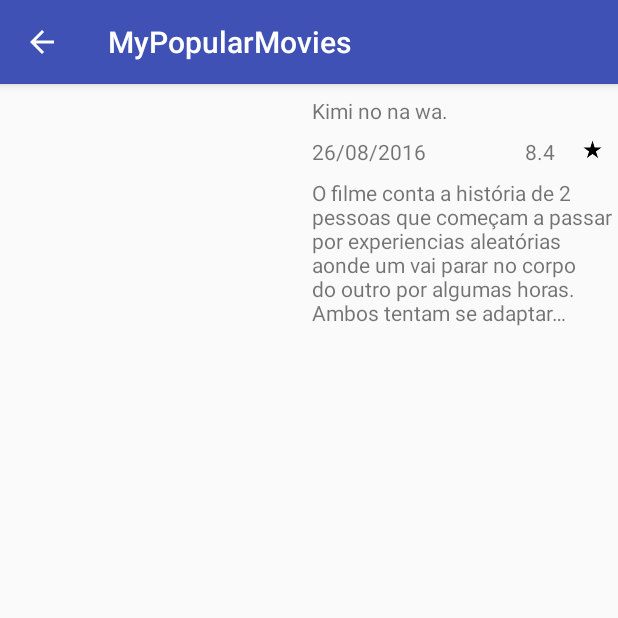
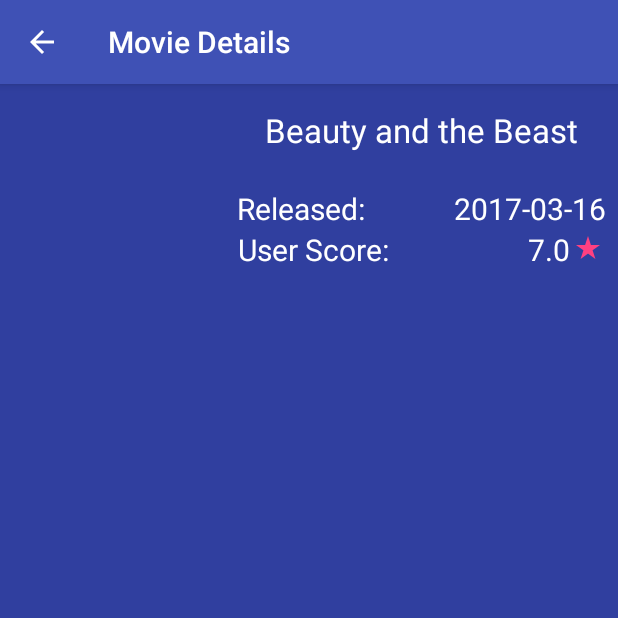
Before and after one commit to luishts/MyPopularMovies, an Android app: the MovieDetailActivity screen opened directly, with no data from a screen before it, on a phone screen of 412 x 824 dp, the top half of it. Run offline under Robolectric (Android 15) with nearby library versions, the phone set to English and light mode, and no system bars; our stand-ins replace Picasso; pictures from the network do not load.

Commit message:
new changes

```diff
--- a/app/build.gradle
+++ b/app/build.gradle
@@ -27,6 +27,5 @@ dependencies {
     compile 'com.android.support:appcompat-v7:25.3.1'
     compile 'com.android.support:recyclerview-v7:25.3.1'
     compile 'com.squareup.picasso:picasso:2.5.2'
-    compile 'com.android.support.constraint:constraint-layout:1.0.2'
     testCompile 'junit:junit:4.12'
 }
--- a/app/src/main/java/com/example/android/mypopularmovies/MainActivity.java
+++ b/app/src/main/java/com/example/android/mypopularmovies/activity/MainActivity.java
@@ -1,4 +1,4 @@
-package com.example.android.mypopularmovies;
+package com.example.android.mypopularmovies.activity;
 
 import android.content.Intent;
 import android.content.res.Configuration;
@@ -6,6 +6,8 @@ import android.os.AsyncTask;
 import android.os.Bundle;
 import android.os.Handler;
 import android.os.Parcelable;
+import android.support.v4.content.ContextCompat;
+import android.support.v4.graphics.drawable.DrawableCompat;
 import android.support.v7.app.AppCompatActivity;
 import android.support.v7.widget.GridLayoutManager;
 import android.support.v7.widget.RecyclerView;
@@ -14,6 +16,14 @@ import android.view.Menu;
 import android.view.MenuItem;
 import android.view.View;
 import android.widget.ProgressBar;
+
+import com.example.android.mypopularmovies.R;
+import com.example.android.mypopularmovies.adapter.EndlessRecyclerViewScrollListener;
+import com.example.android.mypopularmovies.adapter.MovieAdapter;
+import com.example.android.mypopularmovies.model.Movie;
+import com.example.android.mypopularmovies.util.Constants;
+import com.example.android.mypopularmovies.util.JsonMoviesUtil;
+import com.example.android.mypopularmovies.util.NetworkUtils;
 
 import java.net.URL;
 import java.util.ArrayList;
@@ -47,7 +57,7 @@ public class MainActivity extends AppCompatActivity implements MovieAdapter.Item
 
         mData = new ArrayList<>();
         mProgressBar = (ProgressBar) findViewById(R.id.progressBar);
-        mProgressBar.getIndeterminateDrawable().setColorFilter(0xFFcc0000, android.graphics.PorterDuff.Mode.MULTIPLY);
+        DrawableCompat.setTint(mProgressBar.getIndeterminateDrawable(), ContextCompat.getColor(this, R.color.colorAccent));
         mRecyclerView = (RecyclerView) findViewById(R.id.list_movies);
 
         if (getResources().getConfiguration().orientation == Configuration.ORIENTATION_PORTRAIT) {
@@ -66,6 +76,7 @@ public class MainActivity extends AppCompatActivity implements MovieAdapter.Item
                     Log.d(TAG, "all movies are already loaded. totalItemCount = " + totalItemCount + " MAX_MOVIES_PER_PAGE * page = " + (Constants.MAX_MOVIES_PER_PAGE * page));
                     return;
                 } else {
+                    mProgressBar.setVisibility(View.VISIBLE);
                     mHandler.postDelayed(new Runnable() {
                         @Override
                         public void run() {
@@ -82,6 +93,10 @@ public class MainActivity extends AppCompatActivity implements MovieAdapter.Item
         mRecyclerView.setAdapter(mMovieAdapter);
 
         mCurrentPath = Constants.POPULAR_PATH;
+
+        getSupportActionBar().setTitle(getString(R.string.main_title));
+
+        mProgressBar.setVisibility(View.VISIBLE);
     }
 
     @Override
@@ -158,7 +173,6 @@ public class MainActivity extends AppCompatActivity implements MovieAdapter.Item
         @Override
         protected void onPreExecute() {
             super.onPreExecute();
-            mProgressBar.setVisibility(View.VISIBLE);
         }
 
         @Override
@@ -175,7 +189,7 @@ public class MainActivity extends AppCompatActivity implements MovieAdapter.Item
 
             try {
                 String jsonMoviesResponse = NetworkUtils.getResponseFromHttpUrl(moviesUrl);
-                return JsonMoviesUtil.getMoviesStringsFromJson(MainActivity.this, jsonMoviesResponse);
+                return JsonMoviesUtil.getMoviesStringsFromJson(jsonMoviesResponse);
 
             } catch (Exception e) {
                 e.printStackTrace();
@@ -185,8 +199,8 @@ public class MainActivity extends AppCompatActivity implements MovieAdapter.Item
 
         @Override
         protected void onPostExecute(List<Movie> movies) {
+            mMovieAdapter.setMoreMovies(movies);
             mProgressBar.setVisibility(View.GONE);
-            mMovieAdapter.setMoreMovies(movies);
         }
     }
 }
--- a/app/src/main/java/com/example/android/mypopularmovies/MovieDetailActivity.java
+++ b/app/src/main/java/com/example/android/mypopularmovies/activity/MovieDetailActivity.java
@@ -1,4 +1,4 @@
-package com.example.android.mypopularmovies;
+package com.example.android.mypopularmovies.activity;
 
 import android.os.Bundle;
 import android.support.v7.app.AppCompatActivity;
@@ -6,6 +6,9 @@ import android.view.MenuItem;
 import android.widget.ImageView;
 import android.widget.TextView;
 
+import com.example.android.mypopularmovies.R;
+import com.example.android.mypopularmovies.model.Movie;
+import com.example.android.mypopularmovies.util.Constants;
 import com.squareup.picasso.Picasso;
 
 public class MovieDetailActivity extends AppCompatActivity {
@@ -31,6 +34,7 @@ public class MovieDetailActivity extends AppCompatActivity {
         }
 
         getSupportActionBar().setDisplayHomeAsUpEnabled(true);
+        getSupportActionBar().setTitle(getString(R.string.detail_title));
     }
 
     private void initUI(Movie movie) {
--- a/app/src/main/java/com/example/android/mypopularmovies/EndlessRecyclerViewScrollListener.java
+++ b/app/src/main/java/com/example/android/mypopularmovies/adapter/EndlessRecyclerViewScrollListener.java
@@ -1,4 +1,4 @@
-package com.example.android.mypopularmovies;
+package com.example.android.mypopularmovies.adapter;
 
 import android.support.v7.widget.GridLayoutManager;
 import android.support.v7.widget.LinearLayoutManager;
--- a/app/src/main/java/com/example/android/mypopularmovies/MovieAdapter.java
+++ b/app/src/main/java/com/example/android/mypopularmovies/adapter/MovieAdapter.java
@@ -1,4 +1,4 @@
-package com.example.android.mypopularmovies;
+package com.example.android.mypopularmovies.adapter;
 
 import android.content.Context;
 import android.support.v7.widget.RecyclerView;
@@ -7,6 +7,8 @@ import android.view.View;
 import android.view.ViewGroup;
 import android.widget.ImageView;
 
+import com.example.android.mypopularmovies.R;
+import com.example.android.mypopularmovies.model.Movie;
 import com.squareup.picasso.Picasso;
 
 import java.util.ArrayList;
--- a/app/src/main/java/com/example/android/mypopularmovies/Movie.java
+++ b/app/src/main/java/com/example/android/mypopularmovies/model/Movie.java
@@ -1,4 +1,4 @@
-package com.example.android.mypopularmovies;
+package com.example.android.mypopularmovies.model;
 
 import android.os.Parcel;
 import android.os.Parcelable;
--- a/app/src/main/java/com/example/android/mypopularmovies/Constants.java
+++ b/app/src/main/java/com/example/android/mypopularmovies/util/Constants.java
@@ -1,4 +1,4 @@
-package com.example.android.mypopularmovies;
+package com.example.android.mypopularmovies.util;
 
 /**
  * Created by ltorres on 10/04/2017.
@@ -8,7 +8,7 @@ public class Constants {
 
     public static int MAX_MOVIES_PER_PAGE = 6;
 
-    public static final long ENDLESS_SCROLL_ANIMATION_TIME = 1000;
+    public static final long ENDLESS_SCROLL_ANIMATION_TIME = 2000;
 
     public static final String MOVIE_KEY = "movie";
 
--- a/app/src/main/java/com/example/android/mypopularmovies/JsonMoviesUtil.java
+++ b/app/src/main/java/com/example/android/mypopularmovies/util/JsonMoviesUtil.java
@@ -1,6 +1,6 @@
-package com.example.android.mypopularmovies;
+package com.example.android.mypopularmovies.util;
 
-import android.content.Context;
+import com.example.android.mypopularmovies.model.Movie;
 
 import org.json.JSONArray;
 import org.json.JSONException;
@@ -16,7 +16,7 @@ import java.util.List;
 public class JsonMoviesUtil {
 
 
-    public static List<Movie> getMoviesStringsFromJson(Context context, String moviesJsonStr)
+    public static List<Movie> getMoviesStringsFromJson(String moviesJsonStr)
             throws JSONException {
 
         /* String array to hold each day's weather String */
@@ -27,7 +27,7 @@ public class JsonMoviesUtil {
         JSONArray items = movieJson.getJSONArray("results");
 
         JSONObject movieObj;
-        for (int i=0; i<items.length(); i++){
+        for (int i = 0; i < items.length(); i++) {
             movieObj = items.getJSONObject(i);
             Movie movie = new Movie();
             movie.setId(movieObj.getInt("id"));
--- a/app/src/main/java/com/example/android/mypopularmovies/NetworkUtils.java
+++ b/app/src/main/java/com/example/android/mypopularmovies/util/NetworkUtils.java
@@ -1,4 +1,4 @@
-package com.example.android.mypopularmovies;
+package com.example.android.mypopularmovies.util;
 
 import android.net.Uri;
 import android.util.Log;
--- a/app/src/main/res/layout/activity_main.xml
+++ b/app/src/main/res/layout/activity_main.xml
@@ -11,7 +11,7 @@
 
     <ProgressBar
         android:id="@+id/progressBar"
-        style="@android:style/Widget.Holo.ProgressBar"
+        style="?android:attr/progressBarStyleLarge"
         android:layout_width="wrap_content"
         android:layout_height="wrap_content"
         android:layout_centerInParent="true"
--- a/app/src/main/res/layout/activity_movie_detail.xml
+++ b/app/src/main/res/layout/activity_movie_detail.xml
@@ -1,65 +1,105 @@
 <?xml version="1.0" encoding="utf-8"?>
-<RelativeLayout xmlns:android="http://schemas.android.com/apk/res/android"
+<ScrollView xmlns:android="http://schemas.android.com/apk/res/android"
     android:layout_width="match_parent"
-    android:layout_height="match_parent">
+    android:layout_height="match_parent"
+    android:background="@color/colorPrimaryDark"
+    android:scrollbars="vertical">
+
+    <RelativeLayout
+        android:layout_width="match_parent"
+        android:layout_height="match_parent"
+        android:layout_margin="@dimen/min_margin">
 
         <ImageView
             android:id="@+id/poster"
-        android:layout_width="200dp"
-        android:layout_height="300dp" />
+            android:layout_width="150dp"
+            android:layout_height="200dp"
+            android:layout_marginTop="@dimen/min_margin" />
 
         <TextView
             android:id="@+id/title"
+            android:layout_width="match_parent"
+            android:layout_height="wrap_content"
+            android:layout_centerHorizontal="true"
+            android:layout_marginBottom="@dimen/title_margin"
+            android:layout_marginLeft="@dimen/min_margin"
+            android:layout_marginRight="@dimen/min_margin"
+            android:layout_marginTop="@dimen/min_margin"
+            android:layout_toRightOf="@+id/poster"
+            android:gravity="center"
+            android:text="Beauty and the Beast"
+            android:textColor="@color/white"
+            android:textSize="@dimen/title_size" />
+
+        <TextView
+            android:id="@+id/release_date_label"
             android:layout_width="wrap_content"
-        android:layout_height="wrap_content"
-        android:layout_toRightOf="@+id/poster"
-        android:paddingLeft="8dp"
-        android:paddingTop="8dp"
-        android:text="Kimi no na wa." />
-
-    <RelativeLayout
-        android:id="@+id/linear_title"
-        android:layout_width="match_parent"
             android:layout_height="wrap_content"
             android:layout_below="@+id/title"
             android:layout_toRightOf="@+id/poster"
-        android:paddingLeft="8dp"
-        android:paddingTop="8dp">
+            android:text="Released:"
+            android:textColor="@color/white"
+            android:textSize="@dimen/date_size" />
+
 
         <TextView
             android:id="@+id/release_date"
             android:layout_width="wrap_content"
             android:layout_height="wrap_content"
-            android:layout_alignParentLeft="true"
-            android:text="26/08/2016" />
+            android:layout_alignParentRight="true"
+            android:layout_below="@+id/title"
+            android:layout_toRightOf="@+id/release_date_label"
+            android:gravity="right"
+            android:text="2017-03-16"
+            android:textColor="@color/white"
+            android:textSize="@dimen/date_size" />
+
+        <TextView
+            android:id="@+id/vote_label"
+            android:layout_width="wrap_content"
+            android:layout_height="wrap_content"
+            android:layout_below="@+id/release_date"
+            android:layout_toRightOf="@+id/poster"
+            android:gravity="right"
+            android:text="User Score:"
+            android:textColor="@color/white"
+            android:textSize="@dimen/date_size" />
+
+        <LinearLayout
+            android:id="@+id/linear_score"
+            android:layout_width="match_parent"
+            android:layout_height="wrap_content"
+            android:layout_alignParentRight="true"
+            android:layout_below="@+id/release_date"
+            android:layout_toRightOf="@+id/vote_label"
+            android:gravity="right"
+            android:orientation="horizontal">
 
             <TextView
                 android:id="@+id/vote_average"
                 android:layout_width="wrap_content"
                 android:layout_height="wrap_content"
-            android:layout_toLeftOf="@+id/star_icon"
-            android:paddingRight="8dp"
-            android:text="8.4" />
+                android:layout_gravity="center"
+                android:text="7.0"
+                android:textColor="@color/white"
+                android:textSize="@dimen/vote_size" />
 
             <ImageView
                 android:id="@+id/star_icon"
-            android:layout_width="18dp"
-            android:layout_height="18dp"
-            android:layout_alignParentRight="true"
-            android:layout_marginLeft="8dp"
-            android:layout_marginRight="8dp"
-            android:src="@drawable/ic_star_rate_black_18dp" />
-
-    </RelativeLayout>
+                android:layout_width="@dimen/star_width"
+                android:layout_height="@dimen/star_height"
+                android:layout_gravity="center"
+                android:src="@drawable/ic_star_rate_white_18dp"
+                android:tint="@color/colorAccent" />
+        </LinearLayout>
 
         <TextView
             android:id="@+id/overview"
             android:layout_width="wrap_content"
             android:layout_height="wrap_content"
-        android:layout_below="@+id/linear_title"
-        android:layout_toRightOf="@+id/poster"
-        android:paddingLeft="8dp"
-        android:paddingTop="8dp"
-        android:text="O filme conta a história de 2 pessoas que começam a passar por experiencias aleatórias aonde um vai parar no corpo do outro por algumas horas. Ambos tentam se adaptar…" />
-
+            android:layout_below="@+id/poster"
+            android:paddingTop="@dimen/min_padding"
+            android:textColor="@color/white"
+            android:textSize="@dimen/overview_size" />
     </RelativeLayout>
+</ScrollView>
--- a/app/src/main/res/values/colors.xml
+++ b/app/src/main/res/values/colors.xml
@@ -3,4 +3,5 @@
     <color name="colorPrimary">#3F51B5</color>
     <color name="colorPrimaryDark">#303F9F</color>
     <color name="colorAccent">#FF4081</color>
+    <color name="white">#FFFFFF</color>
 </resources>
--- /dev/null
+++ b/app/src/main/res/values/dimen.xml
@@ -0,0 +1,17 @@
+<?xml version="1.0" encoding="utf-8"?>
+<resources>
+    <dimen name="min_padding">8dp</dimen>
+    <dimen name="min_margin">8dp</dimen>
+    <dimen name="title_margin">24dp</dimen>
+
+    <dimen name="star_height">24dp</dimen>
+    <dimen name="star_width">24dp</dimen>
+
+    <dimen name="title_size">22dp</dimen>
+    <dimen name="overview_size">24sp</dimen>
+    <dimen name="vote_size">20dp</dimen>
+    <dimen name="date_size">20dp</dimen>
+
+
+
+</resources>
--- a/app/src/main/res/values/strings.xml
+++ b/app/src/main/res/values/strings.xml
@@ -2,4 +2,9 @@
     <string name="app_name">MyPopularMovies</string>
     <string name="action_popular">Popular</string>
     <string name="action_top_rated">Top Rated</string>
+    <string name="adult_yes">Yes</string>
+    <string name="adult_no">No</string>
+    <string name="detail_title">Movie Details</string>
+    <string name="main_title">The Movie DB</string>
+
 </resources>
```
Also changed, not shown: app/src/main/AndroidManifest.xml (+4 -4 lines), app/src/main/res/drawable/ic_star_rate_white_18dp.png (added). Lines whose indentation alone changed are shown as unchanged.
